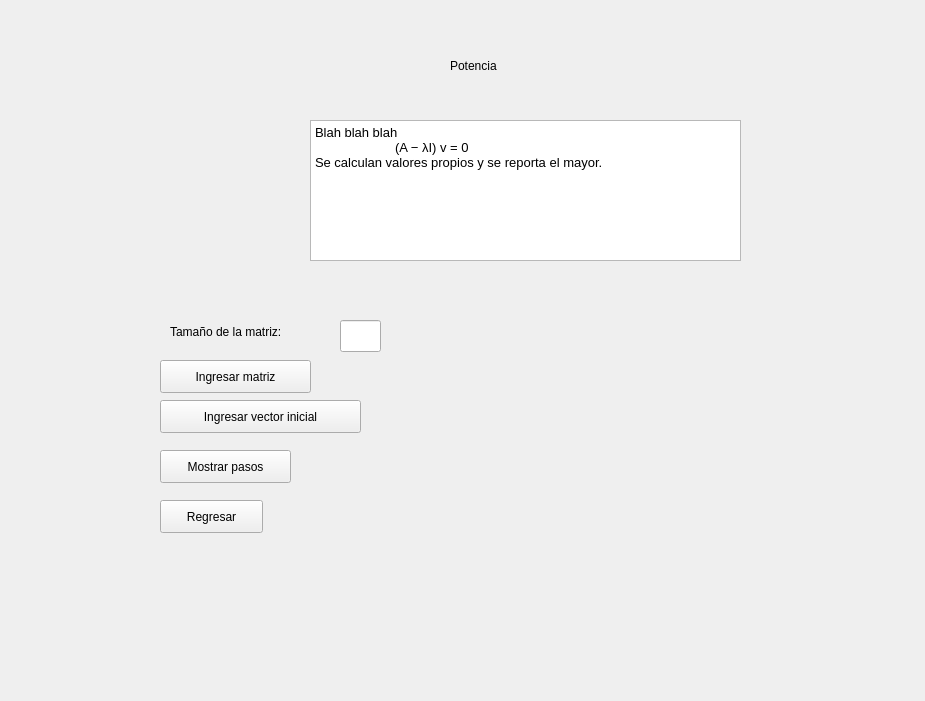
Before: the Qt Designer form Potencia.ui in ikababiz/Proyecto-Metodos-Numericos-I, drawn with Qt 5.
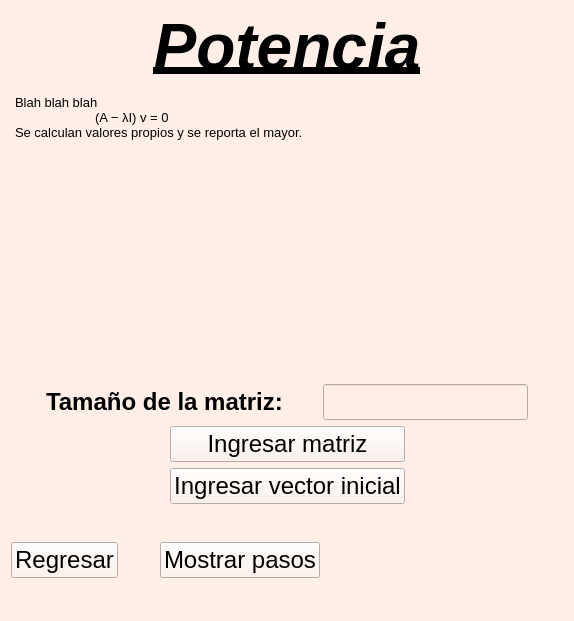
After: the same form once the commit is applied. Icons and pictures are not drawn.

The edit to the form file:
```diff
--- a/Potencia.ui
+++ b/Potencia.ui
@@ -6,124 +6,301 @@
    <rect>
     <x>0</x>
     <y>0</y>
-    <width>925</width>
-    <height>701</height>
+    <width>574</width>
+    <height>621</height>
    </rect>
   </property>
+  <property name="font">
+   <font>
+    <family>Arial</family>
+   </font>
+  </property>
   <property name="windowTitle">
    <string>Form</string>
   </property>
-  <widget class="QPushButton" name="pasosButton">
-   <property name="geometry">
-    <rect>
-     <x>160</x>
-     <y>450</y>
-     <width>131</width>
-     <height>33</height>
-    </rect>
-   </property>
-   <property name="text">
-    <string>Mostrar pasos</string>
-   </property>
-  </widget>
-  <widget class="QPushButton" name="matButton">
-   <property name="geometry">
-    <rect>
-     <x>160</x>
-     <y>360</y>
-     <width>151</width>
-     <height>33</height>
-    </rect>
-   </property>
-   <property name="text">
-    <string>Ingresar matriz</string>
-   </property>
-  </widget>
-  <widget class="QPushButton" name="unidad5Button">
-   <property name="geometry">
-    <rect>
-     <x>160</x>
-     <y>500</y>
-     <width>103</width>
-     <height>33</height>
-    </rect>
-   </property>
-   <property name="text">
-    <string>Regresar</string>
-   </property>
-  </widget>
-  <widget class="QLineEdit" name="tamEdit">
-   <property name="geometry">
-    <rect>
-     <x>340</x>
-     <y>320</y>
-     <width>41</width>
-     <height>32</height>
-    </rect>
-   </property>
-   <property name="text">
-    <string/>
-   </property>
-  </widget>
-  <widget class="QLabel" name="label">
-   <property name="geometry">
-    <rect>
-     <x>450</x>
-     <y>30</y>
-     <width>91</width>
-     <height>71</height>
-    </rect>
-   </property>
-   <property name="text">
-    <string>Potencia</string>
-   </property>
-  </widget>
-  <widget class="QTextEdit" name="textEdit">
-   <property name="geometry">
-    <rect>
-     <x>310</x>
-     <y>120</y>
-     <width>431</width>
-     <height>141</height>
-    </rect>
-   </property>
-   <property name="html">
-    <string>&lt;!DOCTYPE HTML PUBLIC &quot;-//W3C//DTD HTML 4.0//EN&quot; &quot;http://www.w3.org/TR/REC-html40/strict.dtd&quot;&gt;
+  <property name="styleSheet">
+   <string notr="true">background-color: rgb(255, 239, 230);
+color: black</string>
+  </property>
+  <layout class="QGridLayout" name="gridLayout">
+   <item row="0" column="0">
+    <layout class="QVBoxLayout" name="verticalLayout_2">
+     <item>
+      <widget class="QLabel" name="label">
+       <property name="font">
+        <font>
+         <family>Arial</family>
+         <pointsize>48</pointsize>
+         <weight>75</weight>
+         <bold>true</bold>
+        </font>
+       </property>
+       <property name="text">
+        <string>&lt;html&gt;&lt;head/&gt;&lt;body&gt;&lt;p align=&quot;center&quot;&gt;&lt;span style=&quot; font-style:italic; text-decoration: underline;&quot;&gt;Potencia&lt;/span&gt;&lt;/p&gt;&lt;/body&gt;&lt;/html&gt;</string>
+       </property>
+      </widget>
+     </item>
+     <item>
+      <widget class="QTextEdit" name="textEdit">
+       <property name="font">
+        <font>
+         <family>Arial</family>
+         <pointsize>14</pointsize>
+        </font>
+       </property>
+       <property name="styleSheet">
+        <string notr="true">background-color: transparent;</string>
+       </property>
+       <property name="frameShape">
+        <enum>QFrame::NoFrame</enum>
+       </property>
+       <property name="readOnly">
+        <bool>true</bool>
+       </property>
+       <property name="html">
+        <string>&lt;!DOCTYPE HTML PUBLIC &quot;-//W3C//DTD HTML 4.0//EN&quot; &quot;http://www.w3.org/TR/REC-html40/strict.dtd&quot;&gt;
 &lt;html&gt;&lt;head&gt;&lt;meta name=&quot;qrichtext&quot; content=&quot;1&quot; /&gt;&lt;style type=&quot;text/css&quot;&gt;
 p, li { white-space: pre-wrap; }
-&lt;/style&gt;&lt;/head&gt;&lt;body style=&quot; font-family:'Ubuntu Bold'; font-size:10pt; font-weight:400; font-style:normal;&quot;&gt;
-&lt;p style=&quot; margin-top:0px; margin-bottom:0px; margin-left:0px; margin-right:0px; -qt-block-indent:0; text-indent:0px;&quot;&gt;Blah blah blah&lt;/p&gt;
-&lt;p style=&quot; margin-top:0px; margin-bottom:0px; margin-left:0px; margin-right:0px; -qt-block-indent:0; text-indent:0px;&quot;&gt;	(A − λI) v = 0&lt;/p&gt;
-&lt;p style=&quot; margin-top:0px; margin-bottom:0px; margin-left:0px; margin-right:0px; -qt-block-indent:0; text-indent:0px;&quot;&gt;Se calculan valores propios y se reporta el mayor.&lt;/p&gt;
-&lt;p style=&quot;-qt-paragraph-type:empty; margin-top:0px; margin-bottom:0px; margin-left:0px; margin-right:0px; -qt-block-indent:0; text-indent:0px;&quot;&gt;&lt;br /&gt;&lt;/p&gt;&lt;/body&gt;&lt;/html&gt;</string>
-   </property>
-  </widget>
-  <widget class="QLabel" name="label_2">
-   <property name="geometry">
-    <rect>
-     <x>170</x>
-     <y>320</y>
-     <width>171</width>
-     <height>24</height>
-    </rect>
-   </property>
-   <property name="text">
-    <string>Tamaño de la matriz:</string>
-   </property>
-  </widget>
-  <widget class="QPushButton" name="vecButton">
-   <property name="geometry">
-    <rect>
-     <x>160</x>
-     <y>400</y>
-     <width>201</width>
-     <height>33</height>
-    </rect>
-   </property>
-   <property name="text">
-    <string>Ingresar vector inicial</string>
-   </property>
-  </widget>
+&lt;/style&gt;&lt;/head&gt;&lt;body style=&quot; font-family:'Arial'; font-size:14pt; font-weight:400; font-style:normal;&quot;&gt;
+&lt;p style=&quot; margin-top:0px; margin-bottom:0px; margin-left:0px; margin-right:0px; -qt-block-indent:0; text-indent:0px;&quot;&gt;&lt;span style=&quot; font-family:'Ubuntu Bold'; font-size:10pt;&quot;&gt;Blah blah blah&lt;/span&gt;&lt;/p&gt;
+&lt;p style=&quot; margin-top:0px; margin-bottom:0px; margin-left:0px; margin-right:0px; -qt-block-indent:0; text-indent:0px;&quot;&gt;&lt;span style=&quot; font-family:'Ubuntu Bold'; font-size:10pt;&quot;&gt;	(A − λI) v = 0&lt;/span&gt;&lt;/p&gt;
+&lt;p style=&quot; margin-top:0px; margin-bottom:0px; margin-left:0px; margin-right:0px; -qt-block-indent:0; text-indent:0px;&quot;&gt;&lt;span style=&quot; font-family:'Ubuntu Bold'; font-size:10pt;&quot;&gt;Se calculan valores propios y se reporta el mayor.&lt;/span&gt;&lt;/p&gt;
+&lt;p style=&quot;-qt-paragraph-type:empty; margin-top:0px; margin-bottom:0px; margin-left:0px; margin-right:0px; -qt-block-indent:0; text-indent:0px; font-family:'Ubuntu Bold'; font-size:10pt;&quot;&gt;&lt;br /&gt;&lt;/p&gt;&lt;/body&gt;&lt;/html&gt;</string>
+       </property>
+      </widget>
+     </item>
+    </layout>
+   </item>
+   <item row="1" column="0">
+    <layout class="QHBoxLayout" name="horizontalLayout_3">
+     <item>
+      <spacer name="horizontalSpacer">
+       <property name="orientation">
+        <enum>Qt::Horizontal</enum>
+       </property>
+       <property name="sizeHint" stdset="0">
+        <size>
+         <width>40</width>
+         <height>20</height>
+        </size>
+       </property>
+      </spacer>
+     </item>
+     <item>
+      <widget class="QLabel" name="label_2">
+       <property name="font">
+        <font>
+         <family>Arial</family>
+         <pointsize>18</pointsize>
+         <weight>75</weight>
+         <bold>true</bold>
+        </font>
+       </property>
+       <property name="text">
+        <string>Tamaño de la matriz:</string>
+       </property>
+      </widget>
+     </item>
+     <item>
+      <spacer name="horizontalSpacer_2">
+       <property name="orientation">
+        <enum>Qt::Horizontal</enum>
+       </property>
+       <property name="sizeHint" stdset="0">
+        <size>
+         <width>40</width>
+         <height>20</height>
+        </size>
+       </property>
+      </spacer>
+     </item>
+     <item>
+      <widget class="QLineEdit" name="tamEdit">
+       <property name="font">
+        <font>
+         <family>Arial</family>
+         <pointsize>18</pointsize>
+        </font>
+       </property>
+       <property name="text">
+        <string/>
+       </property>
+       <property name="alignment">
+        <set>Qt::AlignCenter</set>
+       </property>
+      </widget>
+     </item>
+     <item>
+      <spacer name="horizontalSpacer_3">
+       <property name="orientation">
+        <enum>Qt::Horizontal</enum>
+       </property>
+       <property name="sizeHint" stdset="0">
+        <size>
+         <width>40</width>
+         <height>20</height>
+        </size>
+       </property>
+      </spacer>
+     </item>
+    </layout>
+   </item>
+   <item row="2" column="0">
+    <layout class="QHBoxLayout" name="horizontalLayout_2">
+     <item>
+      <spacer name="horizontalSpacer_5">
+       <property name="orientation">
+        <enum>Qt::Horizontal</enum>
+       </property>
+       <property name="sizeHint" stdset="0">
+        <size>
+         <width>40</width>
+         <height>20</height>
+        </size>
+       </property>
+      </spacer>
+     </item>
+     <item>
+      <layout class="QVBoxLayout" name="verticalLayout">
+       <item>
+        <widget class="QPushButton" name="matButton">
+         <property name="font">
+          <font>
+           <family>Arial</family>
+           <pointsize>18</pointsize>
+          </font>
+         </property>
+         <property name="cursor">
+          <cursorShape>PointingHandCursor</cursorShape>
+         </property>
+         <property name="text">
+          <string>Ingresar matriz</string>
+         </property>
+        </widget>
+       </item>
+       <item>
+        <widget class="QPushButton" name="vecButton">
+         <property name="font">
+          <font>
+           <family>Arial</family>
+           <pointsize>18</pointsize>
+          </font>
+         </property>
+         <property name="cursor">
+          <cursorShape>PointingHandCursor</cursorShape>
+         </property>
+         <property name="text">
+          <string>Ingresar vector inicial</string>
+         </property>
+        </widget>
+       </item>
+      </layout>
+     </item>
+     <item>
+      <spacer name="horizontalSpacer_4">
+       <property name="orientation">
+        <enum>Qt::Horizontal</enum>
+       </property>
+       <property name="sizeHint" stdset="0">
+        <size>
+         <width>40</width>
+         <height>20</height>
+        </size>
+       </property>
+      </spacer>
+     </item>
+    </layout>
+   </item>
+   <item row="3" column="0">
+    <layout class="QHBoxLayout" name="horizontalLayout">
+     <item>
+      <widget class="QPushButton" name="unidad5Button">
+       <property name="font">
+        <font>
+         <family>Arial</family>
+         <pointsize>18</pointsize>
+        </font>
+       </property>
+       <property name="cursor">
+        <cursorShape>PointingHandCursor</cursorShape>
+       </property>
+       <property name="text">
+        <string>Regresar</string>
+       </property>
+      </widget>
+     </item>
+     <item>
+      <spacer name="horizontalSpacer_6">
+       <property name="orientation">
+        <enum>Qt::Horizontal</enum>
+       </property>
+       <property name="sizeHint" stdset="0">
+        <size>
+         <width>40</width>
+         <height>20</height>
+        </size>
+       </property>
+      </spacer>
+     </item>
+     <item>
+      <widget class="QPushButton" name="pasosButton">
+       <property name="font">
+        <font>
+         <family>Arial</family>
+         <pointsize>18</pointsize>
+        </font>
+       </property>
+       <property name="cursor">
+        <cursorShape>PointingHandCursor</cursorShape>
+       </property>
+       <property name="text">
+        <string>Mostrar pasos</string>
+       </property>
+      </widget>
+     </item>
+     <item>
+      <spacer name="horizontalSpacer_7">
+       <property name="orientation">
+        <enum>Qt::Horizontal</enum>
+       </property>
+       <property name="sizeHint" stdset="0">
+        <size>
+         <width>40</width>
+         <height>20</height>
+        </size>
+       </property>
+      </spacer>
+     </item>
+     <item>
+      <widget class="QLabel" name="label_3">
+       <property name="sizePolicy">
+        <sizepolicy hsizetype="Fixed" vsizetype="Fixed">
+         <horstretch>0</horstretch>
+         <verstretch>0</verstretch>
+        </sizepolicy>
+       </property>
+       <property name="minimumSize">
+        <size>
+         <width>200</width>
+         <height>100</height>
+        </size>
+       </property>
+       <property name="font">
+        <font>
+         <family>Arial</family>
+        </font>
+       </property>
+       <property name="styleSheet">
+        <string notr="true">image: url(:/img/Img/MAC.png);</string>
+       </property>
+       <property name="text">
+        <string/>
+       </property>
+      </widget>
+     </item>
+    </layout>
+   </item>
+  </layout>
  </widget>
  <resources/>
  <connections/>
```
Left out of the diff: 4 changed lines with no effect on the pictures.
